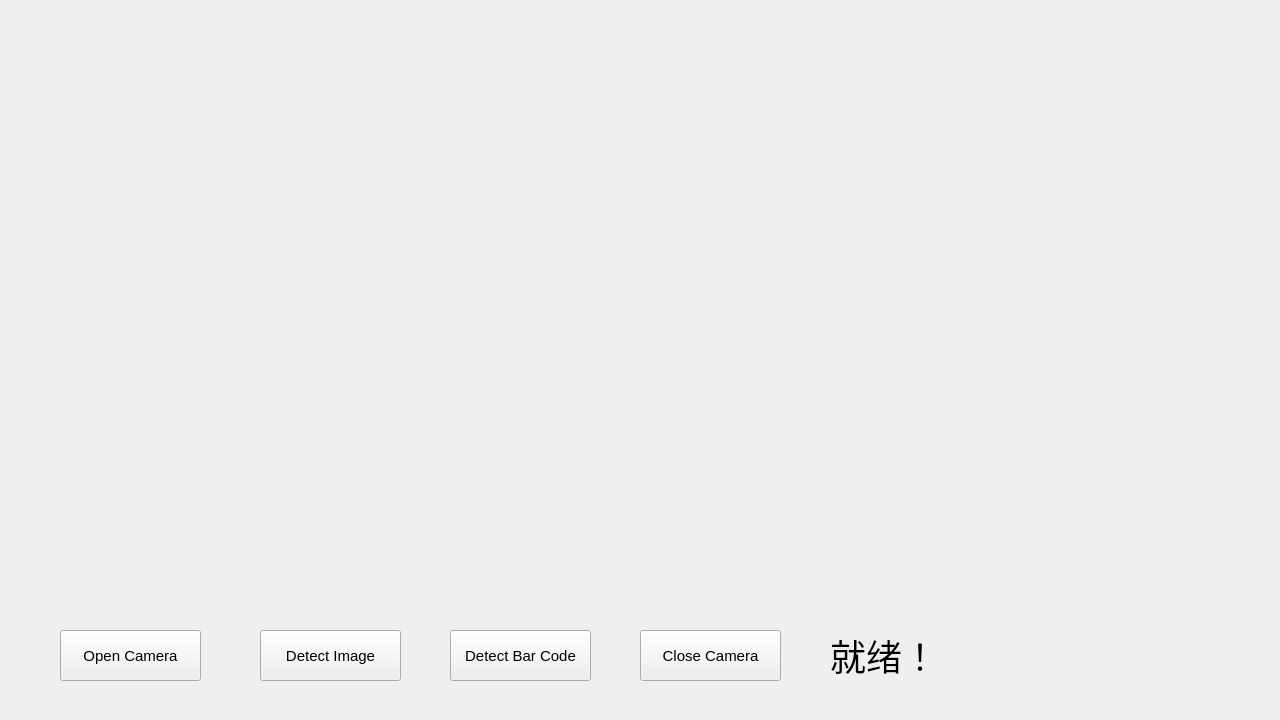
Old version of the form widget.ui in the repository ModelQuantification/barCodeDetector.
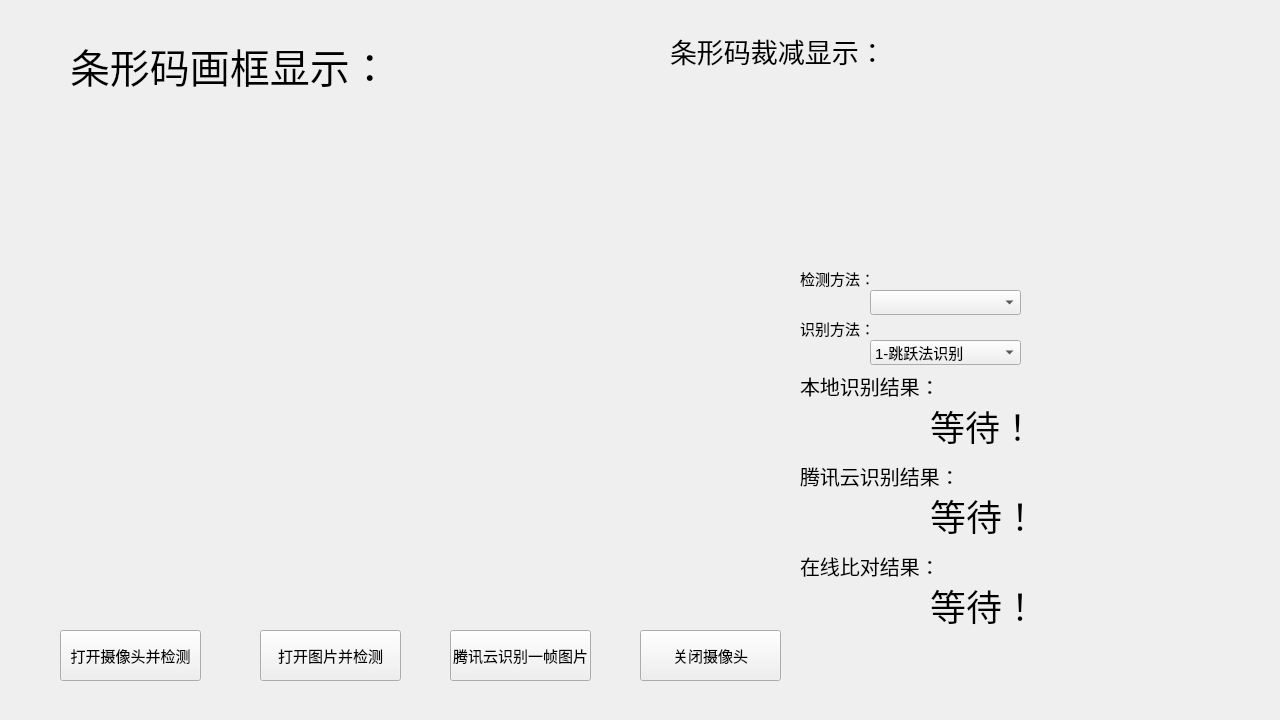
New version of the form.

Commit message: 视频流探测条形码正常 (#6)

Diff of the .ui file:
```diff
--- a/widget.ui
+++ b/widget.ui
@@ -28,7 +28,7 @@
     </rect>
    </property>
    <property name="text">
-    <string>Open Camera</string>
+    <string>打开摄像头并检测</string>
    </property>
   </widget>
   <widget class="QPushButton" name="detectImage">
@@ -41,7 +41,7 @@
     </rect>
    </property>
    <property name="text">
-    <string>Detect Image</string>
+    <string>打开图片并检测</string>
    </property>
   </widget>
   <widget class="QPushButton" name="detectBarCode">
@@ -54,7 +54,7 @@
     </rect>
    </property>
    <property name="text">
-    <string>Detect Bar Code</string>
+    <string>腾讯云识别一帧图片</string>
    </property>
   </widget>
   <widget class="QPushButton" name="closeCamera">
@@ -67,15 +67,15 @@
     </rect>
    </property>
    <property name="text">
-    <string>Close Camera</string>
+    <string>关闭摄像头</string>
    </property>
   </widget>
   <widget class="QLabel" name="barCodeShow">
    <property name="geometry">
     <rect>
-     <x>830</x>
-     <y>630</y>
-     <width>351</width>
+     <x>930</x>
+     <y>490</y>
+     <width>261</width>
      <height>51</height>
     </rect>
    </property>
@@ -85,13 +85,13 @@
     </font>
    </property>
    <property name="text">
-    <string>就绪！</string>
+    <string>等待！</string>
    </property>
   </widget>
   <widget class="QLabel" name="imgFrame">
    <property name="geometry">
     <rect>
-     <x>60</x>
+     <x>110</x>
      <y>120</y>
      <width>681</width>
      <height>461</height>
@@ -101,6 +101,201 @@
     <string/>
    </property>
   </widget>
+  <widget class="QComboBox" name="comboBox">
+   <property name="geometry">
+    <rect>
+     <x>870</x>
+     <y>340</y>
+     <width>151</width>
+     <height>25</height>
+    </rect>
+   </property>
+   <item>
+    <property name="text">
+     <string>1-跳跃法识别</string>
+    </property>
+   </item>
+   <item>
+    <property name="text">
+     <string>2-双边宽度比识别</string>
+    </property>
+   </item>
+  </widget>
+  <widget class="QLabel" name="comment">
+   <property name="geometry">
+    <rect>
+     <x>70</x>
+     <y>30</y>
+     <width>351</width>
+     <height>71</height>
+    </rect>
+   </property>
+   <property name="font">
+    <font>
+     <pointsize>30</pointsize>
+    </font>
+   </property>
+   <property name="text">
+    <string>条形码画框显示：</string>
+   </property>
+  </widget>
+  <widget class="QLabel" name="comment2">
+   <property name="geometry">
+    <rect>
+     <x>800</x>
+     <y>550</y>
+     <width>141</width>
+     <height>31</height>
+    </rect>
+   </property>
+   <property name="font">
+    <font>
+     <pointsize>15</pointsize>
+    </font>
+   </property>
+   <property name="text">
+    <string>在线比对结果：</string>
+   </property>
+  </widget>
+  <widget class="QLabel" name="judgle">
+   <property name="geometry">
+    <rect>
+     <x>930</x>
+     <y>580</y>
+     <width>101</width>
+     <height>51</height>
+    </rect>
+   </property>
+   <property name="font">
+    <font>
+     <pointsize>27</pointsize>
+    </font>
+   </property>
+   <property name="text">
+    <string>等待！</string>
+   </property>
+  </widget>
+  <widget class="QLabel" name="comment3">
+   <property name="geometry">
+    <rect>
+     <x>800</x>
+     <y>370</y>
+     <width>141</width>
+     <height>31</height>
+    </rect>
+   </property>
+   <property name="font">
+    <font>
+     <pointsize>15</pointsize>
+    </font>
+   </property>
+   <property name="text">
+    <string>本地识别结果：</string>
+   </property>
+  </widget>
+  <widget class="QLabel" name="detect">
+   <property name="geometry">
+    <rect>
+     <x>930</x>
+     <y>400</y>
+     <width>261</width>
+     <height>51</height>
+    </rect>
+   </property>
+   <property name="font">
+    <font>
+     <pointsize>26</pointsize>
+    </font>
+   </property>
+   <property name="text">
+    <string>等待！</string>
+   </property>
+  </widget>
+  <widget class="QLabel" name="comment4">
+   <property name="geometry">
+    <rect>
+     <x>800</x>
+     <y>320</y>
+     <width>91</width>
+     <height>17</height>
+    </rect>
+   </property>
+   <property name="text">
+    <string>识别方法：</string>
+   </property>
+  </widget>
+  <widget class="QLabel" name="comment5">
+   <property name="geometry">
+    <rect>
+     <x>800</x>
+     <y>460</y>
+     <width>161</width>
+     <height>31</height>
+    </rect>
+   </property>
+   <property name="font">
+    <font>
+     <pointsize>15</pointsize>
+    </font>
+   </property>
+   <property name="text">
+    <string>腾讯云识别结果：</string>
+   </property>
+  </widget>
+  <widget class="QLabel" name="cropImg">
+   <property name="geometry">
+    <rect>
+     <x>770</x>
+     <y>80</y>
+     <width>451</width>
+     <height>171</height>
+    </rect>
+   </property>
+   <property name="text">
+    <string/>
+   </property>
+  </widget>
+  <widget class="QLabel" name="comment6">
+   <property name="geometry">
+    <rect>
+     <x>800</x>
+     <y>270</y>
+     <width>91</width>
+     <height>17</height>
+    </rect>
+   </property>
+   <property name="text">
+    <string>检测方法：</string>
+   </property>
+  </widget>
+  <widget class="QComboBox" name="detectBox">
+   <property name="geometry">
+    <rect>
+     <x>870</x>
+     <y>290</y>
+     <width>151</width>
+     <height>25</height>
+    </rect>
+   </property>
+  </widget>
+  <widget class="QLabel" name="comment7">
+   <property name="geometry">
+    <rect>
+     <x>670</x>
+     <y>30</y>
+     <width>231</width>
+     <height>41</height>
+    </rect>
+   </property>
+   <property name="font">
+    <font>
+     <pointsize>20</pointsize>
+    </font>
+   </property>
+   <property name="text">
+    <string>条形码裁减显示：</string>
+   </property>
+  </widget>
  </widget>
  <resources/>
  <connections/>
```
The commit also changes 13 other files.
